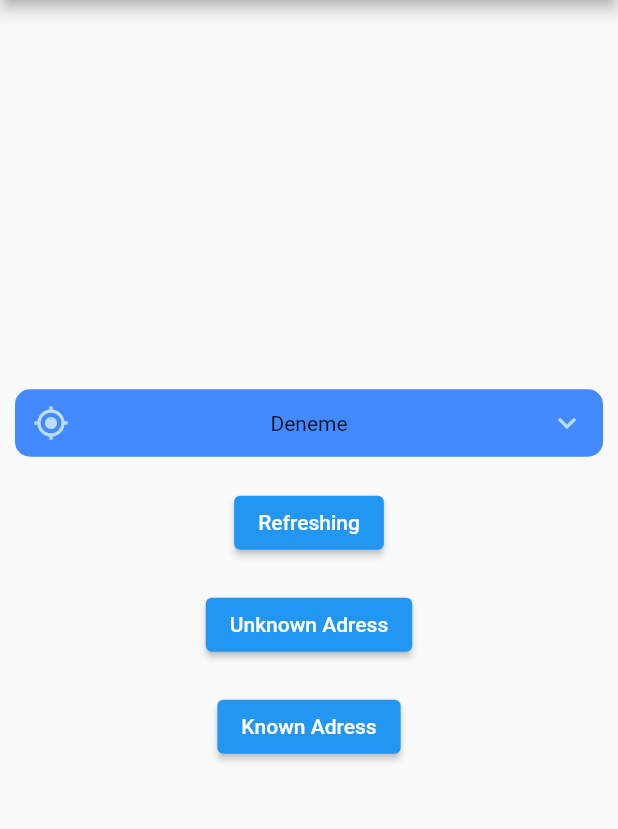
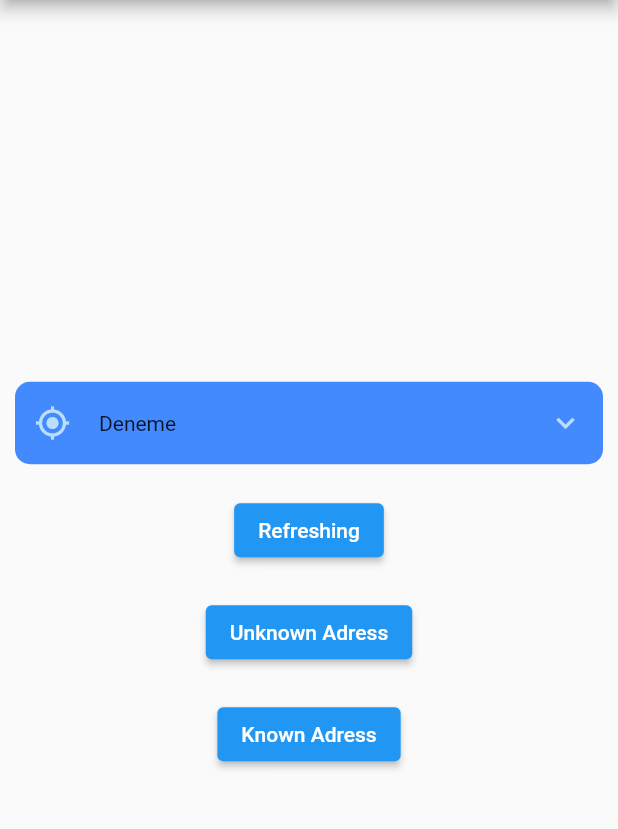
Before and after one commit to akalinserhat/location_selection, a Flutter app: the screen it shows after launch, on a phone screen of 412 x 824 dp, the part 84-913 px from its top. Run offline on Flutter 3.47's test engine with Material 2 defaults, Android fonts, the phone set to English and light mode, and no system bars.

Commit message:
Text area and heigh modified

```diff
--- a/lib/src/location_selection.dart
+++ b/lib/src/location_selection.dart
@@ -21,7 +21,7 @@ class LocationSelection extends StatelessWidget {
         icon: CircleAvatar(
             backgroundColor: Colors.transparent,
             child: Icon(Icons.keyboard_arrow_down))),
-    this.height = 45,
+    this.height = 55,
     this.iconSize = 20,
     this.color = Colors.blueAccent,
     this.boxDecoration = const BoxDecoration(
@@ -30,12 +30,14 @@ class LocationSelection extends StatelessWidget {
   }) : super(key: key);
 
   Widget _content(BuildContext context) {
+    Size size = MediaQuery.of(context).size;
+
     return Row(
       mainAxisAlignment: MainAxisAlignment.spaceBetween,
       children: [
-        leadingIcon,
-        text,
-        prefixIcon,
+        SizedBox(width: 50, child: leadingIcon),
+        SizedBox(width: size.width - 132, child: text),
+        SizedBox(width: 50, child: prefixIcon),
       ],
     );
   }
```
